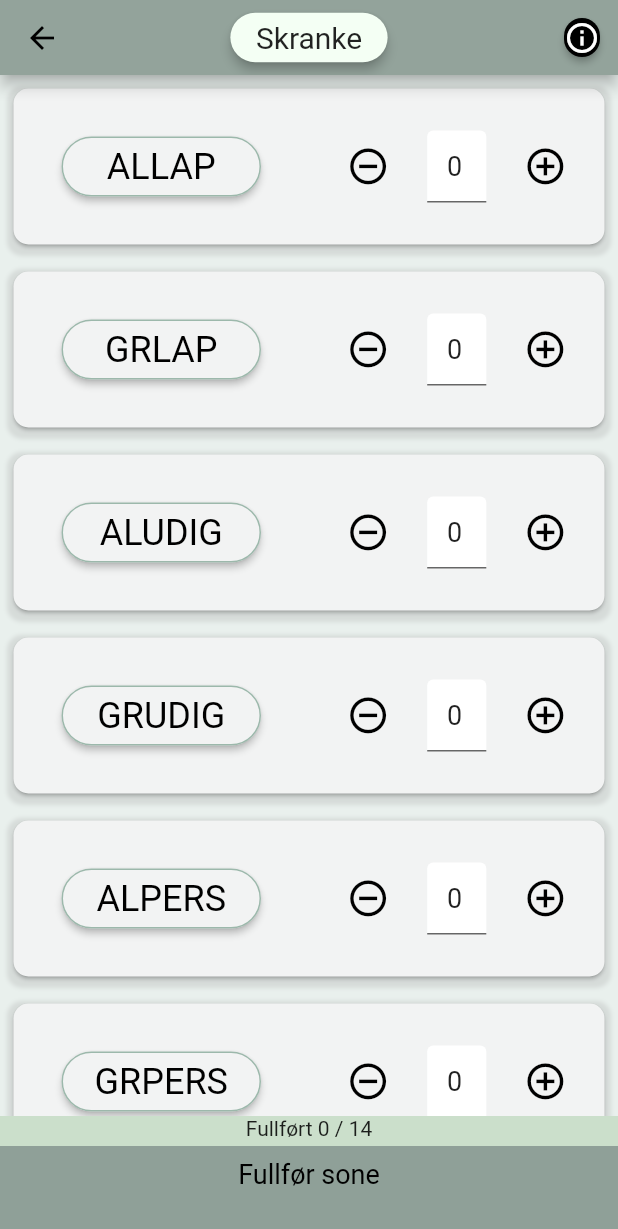
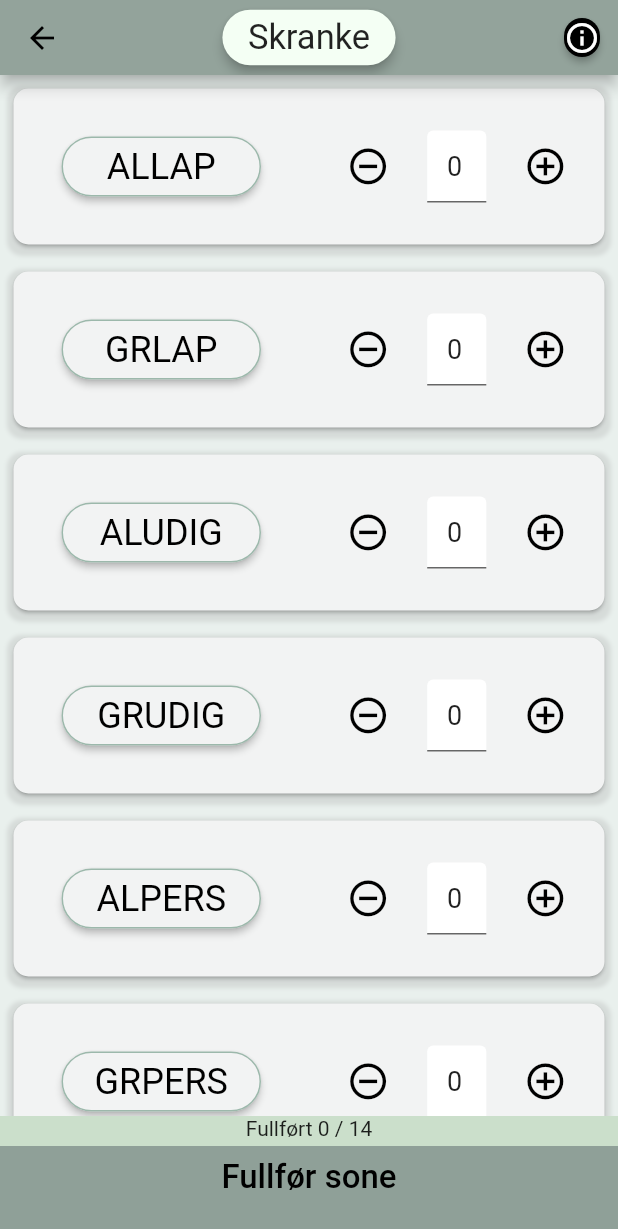
Before and after one commit to zaktaw/DATA3900-Bacheloroppgave, a Flutter app: the screen it shows after launch, after a tap on "Ny telling", on a phone screen of 412 x 824 dp. Shown: the top 1229 px of the screen. Run offline on Flutter 3.47's test engine with Material 2 defaults, Android fonts, the phone set to English and light mode, and no system bars; drawn by our look-alikes of auto_size_text; our stand-ins replace dots_indicator, fluttertoast, hive, hive_flutter; accounts and stored records are empty.

Commit message:
design fixes after user-tests

```diff
--- a/lib/activity_page/activity_bottombar.dart
+++ b/lib/activity_page/activity_bottombar.dart
@@ -27,7 +27,7 @@ class ActivityBottombar extends StatelessWidget {
           child: Column(
             children: <Widget>[
               Text(buttonText,
-                  style: TextStyle(fontSize: ACTIVITY_BOTTOMBAR_FONTSIZE,
+                  style: TextStyle(fontSize: ACTIVITY_BOTTOMBAR_FONTSIZE, fontWeight: FontWeight.w500,
                       color: checkIfAllZonesAreCounted() ? TEXT_COLOR_BLACK : color)),
             ],
           ),
--- a/lib/confirm_page/confirm_bottombar.dart
+++ b/lib/confirm_page/confirm_bottombar.dart
@@ -47,7 +47,7 @@ class _ConfirmBottombarState extends State<ConfirmBottombar> {
                       msg: send_confirmed, // message
                       toastLength: Toast.LENGTH_SHORT, // length
                       gravity: ToastGravity.CENTER, // location
-                      timeInSecForIosWeb: 3, // duration,
+                      timeInSecForIosWeb: 4, // duration,
                       backgroundColor: TOAST_BACKGROUND_COLOR,
                       textColor: TOAST_TEXT_COLOR,
                       fontSize: TOAST_FONT_SIZE,
@@ -62,7 +62,7 @@ class _ConfirmBottombarState extends State<ConfirmBottombar> {
                       msg: send_failed, // message
                       toastLength: Toast.LENGTH_SHORT, // length
                       gravity: ToastGravity.CENTER, // location
-                      timeInSecForIosWeb: 3, // duration,
+                      timeInSecForIosWeb: 4, // duration,
                       backgroundColor: TOAST_BACKGROUND_COLOR,
                       textColor: TOAST_TEXT_COLOR,
                       fontSize: TOAST_FONT_SIZE,
@@ -75,7 +75,7 @@ class _ConfirmBottombarState extends State<ConfirmBottombar> {
                   msg: pick_name, // message
                   toastLength: Toast.LENGTH_SHORT, // length
                   gravity: ToastGravity.CENTER, // location
-                  timeInSecForIosWeb: 3, // duration
+                  timeInSecForIosWeb: 4, // duration
                   backgroundColor: TOAST_BACKGROUND_COLOR,
                   textColor: TOAST_TEXT_COLOR,
                   fontSize: TOAST_FONT_SIZE,
--- a/lib/help_page/about_app_pageviews/first_pageview.dart
+++ b/lib/help_page/about_app_pageviews/first_pageview.dart
@@ -11,7 +11,7 @@ class FirstPageview extends StatelessWidget {
       child: Column(
       children: [
       Text(FIRST_PAGEVIEW_STRING_TITLE, textAlign: TextAlign.center, style: TextStyle(fontSize: 18, fontWeight: FontWeight.bold)),
-      Text(FIRST_PAGEVIEW_STRING),
+      Text(FIRST_PAGEVIEW_STRING, style: const TextStyle(fontSize: 15)),
       Container(child: Image.asset("assets/images/mainmenu_example.gif"), decoration: BoxDecoration(border: Border.all(color: Colors.black)), height: MediaQuery.of(context).size.height * GIF_PAGEVIEW_MARGIN_FACTOR_HEIGHT, width: MediaQuery.of(context).size.height * GIF_PAGEVIEW_MARGIN_FACTOR_WIDTH),
       ],
     ));
--- a/lib/help_page/about_app_pageviews/fourth_pageview.dart
+++ b/lib/help_page/about_app_pageviews/fourth_pageview.dart
@@ -11,7 +11,7 @@ class FourthPageview extends StatelessWidget {
     Column(
         children: [
           Text(FOURTH_PAGEVIEW_STRING_TITLE, textAlign: TextAlign.center, style: TextStyle(fontSize: 18, fontWeight: FontWeight.bold)),
-          Text(FOURTH_PAGEVIEW_STRING),
+          Text(FOURTH_PAGEVIEW_STRING, style: const TextStyle(fontSize: 15)),
           Container(child: Image.asset("assets/images/mainmenu_example.gif"), decoration: BoxDecoration(border: Border.all(color: Colors.black)), height: MediaQuery.of(context).size.height * GIF_PAGEVIEW_MARGIN_FACTOR_HEIGHT, width: MediaQuery.of(context).size.height * GIF_PAGEVIEW_MARGIN_FACTOR_WIDTH),
       ],
       )
--- a/lib/help_page/about_app_pageviews/second_pageview.dart
+++ b/lib/help_page/about_app_pageviews/second_pageview.dart
@@ -10,7 +10,7 @@ class SecondPageview extends StatelessWidget {
     return SingleChildScrollView(child: Column(
     children: [
       Text(SECOND_PAGEVIEW_STRING_TITLE, textAlign: TextAlign.center, style: TextStyle(fontSize: 18, fontWeight: FontWeight.bold)),
-      Text(SECOND_PAGEVIEW_STRING),
+      Text(SECOND_PAGEVIEW_STRING, style: const TextStyle(fontSize: 15)),
       Container(child: Image.asset("assets/images/mainmenu_example.gif"), decoration: BoxDecoration(border: Border.all(color: Colors.black)), height: MediaQuery.of(context).size.height * GIF_PAGEVIEW_MARGIN_FACTOR_HEIGHT, width: MediaQuery.of(context).size.height * GIF_PAGEVIEW_MARGIN_FACTOR_WIDTH),
       ],
     )
--- a/lib/help_page/about_app_pageviews/third_pageview.dart
+++ b/lib/help_page/about_app_pageviews/third_pageview.dart
@@ -11,7 +11,7 @@ class ThirdPageview extends StatelessWidget {
       child: Column(
       children: [
       Text(THIRD_PAGEVIEW_STRING_TITLE, textAlign: TextAlign.center, style: TextStyle(fontSize: 18, fontWeight: FontWeight.bold)),
-      Text(THIRD_PAGEVIEW_STRING),
+      Text(THIRD_PAGEVIEW_STRING, style: const TextStyle(fontSize: 15)),
       Container(child: Image.asset("assets/images/mainmenu_example.gif"), decoration: BoxDecoration(border: Border.all(color: Colors.black)), height: MediaQuery.of(context).size.height * GIF_PAGEVIEW_MARGIN_FACTOR_HEIGHT, width: MediaQuery.of(context).size.height * GIF_PAGEVIEW_MARGIN_FACTOR_WIDTH),
       ],
       )
--- a/lib/help_page/help_about_TTT.dart
+++ b/lib/help_page/help_about_TTT.dart
@@ -17,9 +17,9 @@ class HelpTTT extends StatelessWidget {
         child: ListView(
           children: [
             Text(HELP_TTT_TITLE, textAlign: TextAlign.center, style: const TextStyle(fontSize: 18, fontWeight: FontWeight.bold)),
-            Padding(padding: EdgeInsets.all(15), child: Text(HELP_TTT_CONTENT)),
+            Padding(padding: EdgeInsets.all(15), child: Text(HELP_TTT_CONTENT, style: const TextStyle(fontSize: 15))),
             Padding(padding: EdgeInsets.all(15), child: new InkWell(
-              child: new Text(HELP_TTT_LINK_TEXT, style: TextStyle(color: Colors.blue, decoration: TextDecoration.underline)),
+              child: new Text(HELP_TTT_LINK_TEXT, style: TextStyle(fontSize:16, color: Colors.blue, decoration: TextDecoration.underline)),
               onTap: () => launch(HELP_TTT_LINK),
             )),
           ],
--- a/lib/help_page/help_about_activities.dart
+++ b/lib/help_page/help_about_activities.dart
@@ -18,7 +18,7 @@ class HelpActivites extends StatelessWidget {
       activityListString += element.activity_name.toString() +
           ":  " +
           element.activity_info.toString() +
-          "\n";
+          "\n\n";
     });
     return activityListString;
   }
@@ -33,7 +33,7 @@ class HelpActivites extends StatelessWidget {
         child: ListView(
           children: [
             Text(HELP_ACTIVITES_TITLE, textAlign: TextAlign.center, style: const TextStyle(fontSize: 18, fontWeight: FontWeight.bold)),
-            Padding(padding: EdgeInsets.all(15), child: Text(showActivites())),
+            Padding(padding: EdgeInsets.all(15), child: Text(showActivites(), style: const TextStyle(fontSize: 16))),
           ],
         )
       );
--- a/lib/help_page/help_about_zones.dart
+++ b/lib/help_page/help_about_zones.dart
@@ -34,7 +34,7 @@ class HelpZones extends StatelessWidget {
         child: ListView(
           children: [
             Text(HELP_ZONE_TITLE, textAlign: TextAlign.center, style: TextStyle(fontSize: 18, fontWeight: FontWeight.bold)),
-            Padding(padding: EdgeInsets.all(20), child: Text(showZones())),
+            Padding(padding: EdgeInsets.all(20), child: Text(showZones(), style: const TextStyle(fontSize: 15))),
           ],
         ),
       );
--- a/lib/resources/app_theme.dart
+++ b/lib/resources/app_theme.dart
@@ -69,10 +69,10 @@ const double HOMESCREEN_TITLE_FONTSIZE = 25;
 const double HOMESCREEN_BTN_FONTSIZE = 17;
 const double CONFIRM_PAGE_REWIEWLIST_FONTSIZE = 15;
 const double CONFIRM_PAGE_REWIEWLIST_HEADER_FONTSIZE = 22;
-const double ACTIVITY_TOP_TITLE_FONTSIZE = 20;
+const double ACTIVITY_TOP_TITLE_FONTSIZE = 23;
 const double ACTIVITY_MANUAL_INPUT_FONTSIZE = 18;
-const double ACTIVITY_BOTTOMBAR_FONTSIZE = 18;
-const double COUNT_BOTTOMBAR_FONTSIZE = 18;
+const double ACTIVITY_BOTTOMBAR_FONTSIZE = 22;
+const double COUNT_BOTTOMBAR_FONTSIZE = 22;
 
 //paddings
 
@@ -147,4 +147,4 @@ final SHADOW_CONFIRM_DROPDOWN = [
 
 const Color TOAST_BACKGROUND_COLOR = Color.fromARGB(255, 233, 240, 237);
 const Color TOAST_TEXT_COLOR = Colors.black;
-const double TOAST_FONT_SIZE = 15;
+const double TOAST_FONT_SIZE = 20;
--- a/lib/zone_page/zone_card.dart
+++ b/lib/zone_page/zone_card.dart
@@ -54,7 +54,7 @@ class ZoneCard extends StatelessWidget {
                       msg: zone_name + ': ' + zone_info, // message
                       toastLength: Toast.LENGTH_SHORT, // length
                       gravity: ToastGravity.CENTER, // location
-                      timeInSecForIosWeb: 5, // duration,
+                      timeInSecForIosWeb: 8, // duration,
                       backgroundColor: TOAST_BACKGROUND_COLOR,
                       textColor: TOAST_TEXT_COLOR,
                       fontSize: TOAST_FONT_SIZE,
```
